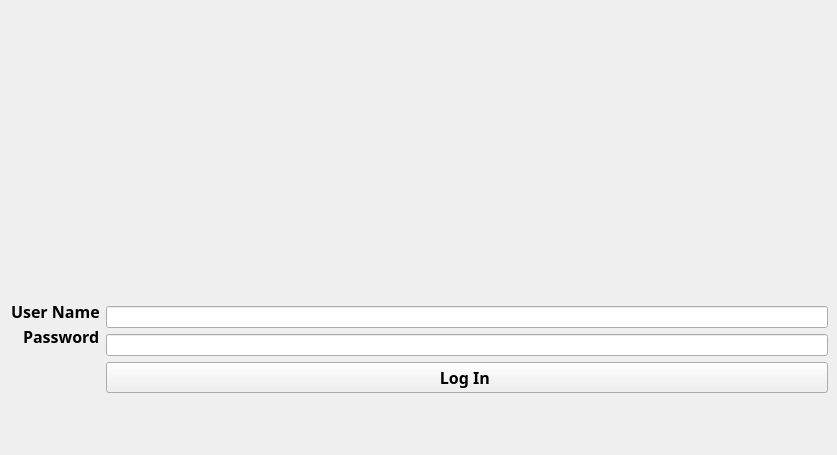
Old version of the form src/gui/fubc_lib.ui in the repository ysalo/fubc_library.
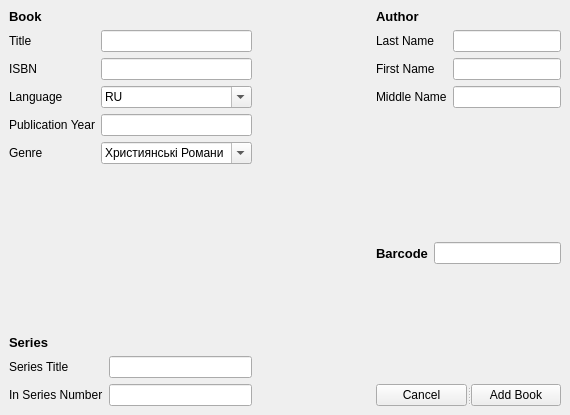
New version of the form. The open tabs and pages were chosen to show the change.

Commit message: create a AddBook page

Diff of the .ui file:
```diff
--- a/src/gui/fubc_lib.ui
+++ b/src/gui/fubc_lib.ui
@@ -6,8 +6,8 @@
    <rect>
     <x>0</x>
     <y>0</y>
-    <width>837</width>
-    <height>455</height>
+    <width>570</width>
+    <height>415</height>
    </rect>
   </property>
   <property name="windowTitle">
@@ -129,6 +129,317 @@
     </item>
    </layout>
   </widget>
+  <widget class="QWidget" name="AddBookPage">
+   <layout class="QGridLayout" name="gridLayout_4">
+    <item row="0" column="0">
+     <layout class="QGridLayout" name="gridLayout_3">
+      <item row="0" column="0">
+       <widget class="QLabel" name="label">
+        <property name="font">
+         <font>
+          <pointsize>10</pointsize>
+          <weight>75</weight>
+          <bold>true</bold>
+         </font>
+        </property>
+        <property name="text">
+         <string>Book</string>
+        </property>
+       </widget>
+      </item>
+      <item row="1" column="0">
+       <widget class="QLabel" name="label_6">
+        <property name="text">
+         <string>Title </string>
+        </property>
+       </widget>
+      </item>
+      <item row="1" column="1">
+       <widget class="QLineEdit" name="lineEdit_3"/>
+      </item>
+      <item row="2" column="0">
+       <widget class="QLabel" name="label_7">
+        <property name="text">
+         <string>ISBN</string>
+        </property>
+       </widget>
+      </item>
+      <item row="2" column="1">
+       <widget class="QLineEdit" name="lineEdit_4"/>
+      </item>
+      <item row="3" column="0">
+       <widget class="QLabel" name="label_8">
+        <property name="text">
+         <string>Language</string>
+        </property>
+       </widget>
+      </item>
+      <item row="3" column="1">
+       <widget class="QComboBox" name="comboBox">
+        <property name="enabled">
+         <bool>true</bool>
+        </property>
+        <property name="editable">
+         <bool>true</bool>
+        </property>
+        <property name="insertPolicy">
+         <enum>QComboBox::NoInsert</enum>
+        </property>
+        <property name="minimumContentsLength">
+         <number>0</number>
+        </property>
+        <item>
+         <property name="text">
+          <string>RU</string>
+         </property>
+        </item>
+        <item>
+         <property name="text">
+          <string>UA</string>
+         </property>
+        </item>
+        <item>
+         <property name="text">
+          <string>EN</string>
+         </property>
+        </item>
+       </widget>
+      </item>
+      <item row="4" column="0">
+       <widget class="QLabel" name="label_9">
+        <property name="text">
+         <string>Publication Year</string>
+        </property>
+       </widget>
+      </item>
+      <item row="4" column="1">
+       <widget class="QLineEdit" name="lineEdit_5"/>
+      </item>
+      <item row="5" column="0">
+       <widget class="QLabel" name="label_12">
+        <property name="text">
+         <string>Genre</string>
+        </property>
+       </widget>
+      </item>
+      <item row="5" column="1">
+       <widget class="QComboBox" name="comboBox_2">
+        <property name="enabled">
+         <bool>true</bool>
+        </property>
+        <property name="editable">
+         <bool>true</bool>
+        </property>
+        <property name="insertPolicy">
+         <enum>QComboBox::NoInsert</enum>
+        </property>
+        <property name="minimumContentsLength">
+         <number>0</number>
+        </property>
+        <item>
+         <property name="text">
+          <string>Християнські Романи</string>
+         </property>
+        </item>
+        <item>
+         <property name="text">
+          <string>Різні</string>
+         </property>
+        </item>
+       </widget>
+      </item>
+     </layout>
+    </item>
+    <item row="0" column="1">
+     <spacer name="horizontalSpacer">
+      <property name="orientation">
+       <enum>Qt::Horizontal</enum>
+      </property>
+      <property name="sizeHint" stdset="0">
+       <size>
+        <width>55</width>
+        <height>20</height>
+       </size>
+      </property>
+     </spacer>
+    </item>
+    <item row="0" column="2" rowspan="3">
+     <layout class="QVBoxLayout" name="verticalLayout">
+      <item>
+       <layout class="QGridLayout" name="gridLayout_2">
+        <item row="0" column="0">
+         <widget class="QLabel" name="label_2">
+          <property name="font">
+           <font>
+            <pointsize>10</pointsize>
+            <weight>75</weight>
+            <bold>true</bold>
+           </font>
+          </property>
+          <property name="text">
+           <string>Author</string>
+          </property>
+         </widget>
+        </item>
+        <item row="1" column="0">
+         <widget class="QLabel" name="label_3">
+          <property name="text">
+           <string>Last Name</string>
+          </property>
+         </widget>
+        </item>
+        <item row="1" column="1">
+         <widget class="QLineEdit" name="lineEdit_6"/>
+        </item>
+        <item row="2" column="0">
+         <widget class="QLabel" name="label_10">
+          <property name="text">
+           <string>First Name</string>
+          </property>
+         </widget>
+        </item>
+        <item row="2" column="1">
+         <widget class="QLineEdit" name="lineEdit_7"/>
+        </item>
+        <item row="3" column="0">
+         <widget class="QLabel" name="label_11">
+          <property name="text">
+           <string>Middle Name</string>
+          </property>
+         </widget>
+        </item>
+        <item row="3" column="1">
+         <widget class="QLineEdit" name="lineEdit_8"/>
+        </item>
+       </layout>
+      </item>
+      <item>
+       <spacer name="verticalSpacer_3">
+        <property name="orientation">
+         <enum>Qt::Vertical</enum>
+        </property>
+        <property name="sizeHint" stdset="0">
+         <size>
+          <width>20</width>
+          <height>128</height>
+         </size>
+        </property>
+       </spacer>
+      </item>
+      <item>
+       <layout class="QHBoxLayout" name="horizontalLayout">
+        <item>
+         <widget class="QLabel" name="series_label_2">
+          <property name="font">
+           <font>
+            <pointsize>10</pointsize>
+            <weight>75</weight>
+            <bold>true</bold>
+           </font>
+          </property>
+          <property name="text">
+           <string>Barcode</string>
+          </property>
+         </widget>
+        </item>
+        <item>
+         <widget class="QLineEdit" name="lineEdit_9">
+          <property name="text">
+           <string/>
+          </property>
+         </widget>
+        </item>
+       </layout>
+      </item>
+      <item>
+       <spacer name="verticalSpacer_2">
+        <property name="orientation">
+         <enum>Qt::Vertical</enum>
+        </property>
+        <property name="sizeHint" stdset="0">
+         <size>
+          <width>20</width>
+          <height>68</height>
+         </size>
+        </property>
+       </spacer>
+      </item>
+      <item>
+       <widget class="QSplitter" name="splitter">
+        <property name="orientation">
+         <enum>Qt::Horizontal</enum>
+        </property>
+        <widget class="QPushButton" name="pushButton_2">
+         <property name="text">
+          <string>Cancel</string>
+         </property>
+        </widget>
+        <widget class="QPushButton" name="pushButton">
+         <property name="text">
+          <string>Add Book</string>
+         </property>
+        </widget>
+       </widget>
+      </item>
+     </layout>
+    </item>
+    <item row="1" column="0">
+     <spacer name="verticalSpacer">
+      <property name="orientation">
+       <enum>Qt::Vertical</enum>
+      </property>
+      <property name="sizeHint" stdset="0">
+       <size>
+        <width>20</width>
+        <height>127</height>
+       </size>
+      </property>
+     </spacer>
+    </item>
+    <item row="2" column="0">
+     <layout class="QGridLayout" name="gridLayout">
+      <item row="0" column="0">
+       <widget class="QLabel" name="series_label">
+        <property name="font">
+         <font>
+          <pointsize>10</pointsize>
+          <weight>75</weight>
+          <bold>true</bold>
+         </font>
+        </property>
+        <property name="text">
+         <string>Series</string>
+        </property>
+       </widget>
+      </item>
+      <item row="1" column="0">
+       <widget class="QLabel" name="label_4">
+        <property name="text">
+         <string>Series Title</string>
+        </property>
+       </widget>
+      </item>
+      <item row="1" column="1">
+       <widget class="QLineEdit" name="lineEdit">
+        <property name="text">
+         <string/>
+        </property>
+       </widget>
+      </item>
+      <item row="2" column="0">
+       <widget class="QLabel" name="label_5">
+        <property name="text">
+         <string>In Series Number</string>
+        </property>
+       </widget>
+      </item>
+      <item row="2" column="1">
+       <widget class="QLineEdit" name="lineEdit_2"/>
+      </item>
+     </layout>
+    </item>
+   </layout>
+  </widget>
  </widget>
  <resources/>
  <connections/>
```
The commit also changes 2 other files.
